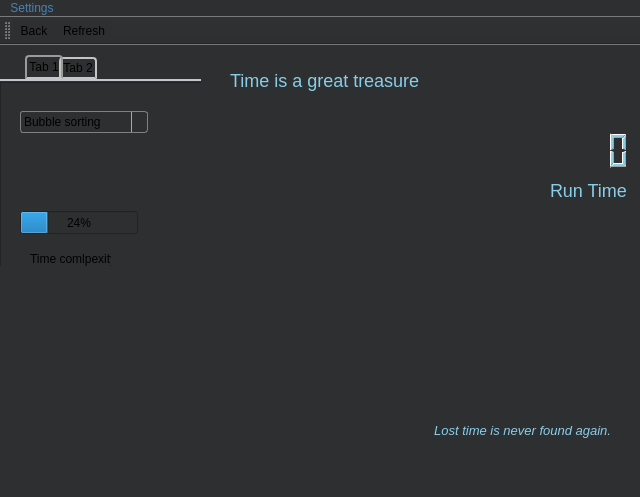
Above: time_calculate.ui from Sapfir0/QT_PROJECT before the change. Below: the same form after it.
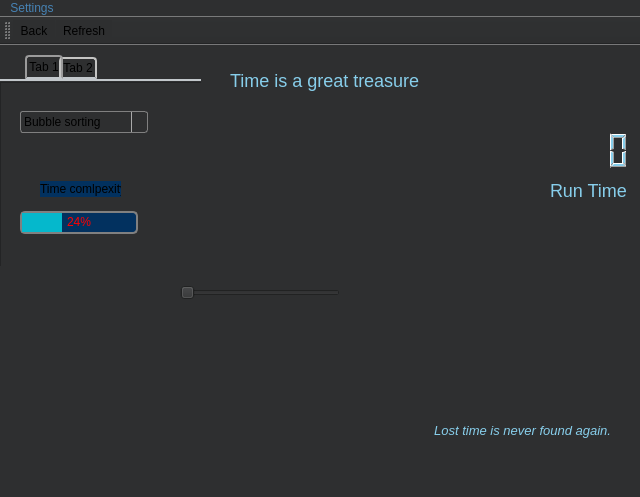
That is the form after the change. Icons and pictures are not drawn.

Patch:
```diff
--- a/time_calculate.ui
+++ b/time_calculate.ui
@@ -292,12 +292,15 @@
      <widget class="QLabel" name="label_3">
       <property name="geometry">
        <rect>
-        <x>30</x>
-        <y>170</y>
+        <x>40</x>
+        <y>100</y>
         <width>81</width>
         <height>16</height>
        </rect>
       </property>
+      <property name="styleSheet">
+       <string notr="true">background-color: #02315F;</string>
+      </property>
       <property name="text">
        <string>Time comlpexity</string>
       </property>
@@ -311,6 +314,20 @@
         <height>23</height>
        </rect>
       </property>
+      <property name="styleSheet">
+       <string notr="true">QProgressBar {
+    border: 2px solid grey;
+    background-color: #02315F; 
+    border-radius: 5px;
+    text-align: center;
+    color: red;
+}
+QProgressBar::chunk {
+    background-color: #05B8CC;  /*  */
+    width: 20px;
+}
+</string>
+      </property>
       <property name="value">
        <number>24</number>
       </property>
@@ -459,6 +476,19 @@
      <string>Time is a great treasure</string>
     </property>
    </widget>
+   <widget class="QSlider" name="horizontalSlider">
+    <property name="geometry">
+     <rect>
+      <x>180</x>
+      <y>240</y>
+      <width>160</width>
+      <height>16</height>
+     </rect>
+    </property>
+    <property name="orientation">
+     <enum>Qt::Horizontal</enum>
+    </property>
+   </widget>
   </widget>
   <widget class="QMenuBar" name="menubar">
    <property name="geometry">
```
Left out of the diff: 23 changed lines with no effect on the pictures.
